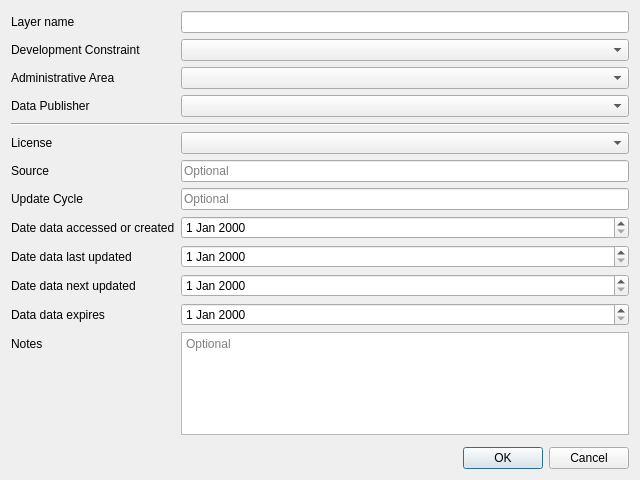
This is src/gui/qt5/dlgs/qt_designer/qt_files/add_constraint.ui in GeographyJames/constraints_db as Qt 5 draws it before an edit. The edited form follows.
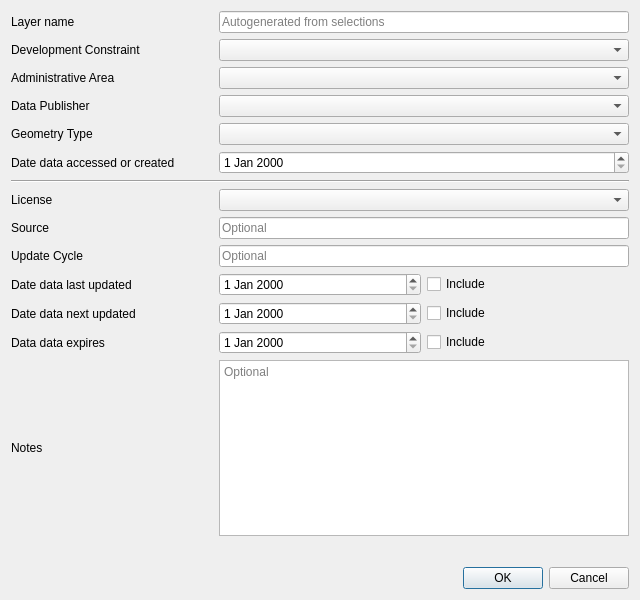
This is the edited form.

Commit message: Made good progress with data input for constraint layers.

```diff
--- a/src/gui/qt5/dlgs/qt_designer/qt_files/add_constraint.ui
+++ b/src/gui/qt5/dlgs/qt_designer/qt_files/add_constraint.ui
@@ -7,103 +7,144 @@
     <x>0</x>
     <y>0</y>
     <width>640</width>
-    <height>480</height>
+    <height>600</height>
    </rect>
   </property>
   <property name="windowTitle">
    <string>Add Constraint</string>
   </property>
-  <layout class="QFormLayout" name="formLayout">
-   <item row="0" column="0">
-    <widget class="QLabel" name="label">
-     <property name="text">
-      <string>Layer name</string>
-     </property>
-    </widget>
+  <layout class="QGridLayout" name="gridLayout">
+   <item row="11" column="1">
+    <widget class="QDateEdit" name="LastUpdatedDE"/>
    </item>
-   <item row="0" column="1">
-    <widget class="QLineEdit" name="LayerNameLE"/>
-   </item>
-   <item row="1" column="0">
-    <widget class="QLabel" name="label_2">
-     <property name="text">
-      <string>Development Constraint</string>
-     </property>
-    </widget>
-   </item>
-   <item row="1" column="1">
-    <widget class="QComboBox" name="DevelopmentConstraintCB"/>
-   </item>
-   <item row="2" column="0">
-    <widget class="QLabel" name="label_3">
-     <property name="text">
-      <string>Administrative Area</string>
-     </property>
-    </widget>
-   </item>
-   <item row="2" column="1">
-    <widget class="QComboBox" name="AdministrativeAreaCB"/>
-   </item>
-   <item row="3" column="0">
-    <widget class="QLabel" name="label_4">
-     <property name="text">
-      <string>Data Publisher</string>
-     </property>
-    </widget>
-   </item>
-   <item row="3" column="1">
+   <item row="4" column="1" colspan="2">
     <widget class="QComboBox" name="DataPublisherCB"/>
    </item>
-   <item row="4" column="0" colspan="2">
-    <widget class="Line" name="line">
-     <property name="orientation">
-      <enum>Qt::Horizontal</enum>
-     </property>
-    </widget>
-   </item>
-   <item row="5" column="0">
-    <widget class="QLabel" name="label_5">
-     <property name="text">
-      <string>License</string>
-     </property>
-    </widget>
-   </item>
-   <item row="5" column="1">
-    <widget class="QComboBox" name="LicenseCB">
-     <property name="placeholderText">
-      <string>Optional</string>
-     </property>
-    </widget>
-   </item>
-   <item row="6" column="0">
+   <item row="9" column="0">
     <widget class="QLabel" name="label_6">
      <property name="text">
       <string>Source</string>
      </property>
     </widget>
    </item>
-   <item row="6" column="1">
+   <item row="14" column="1" colspan="2">
+    <widget class="QTextEdit" name="NotesTE">
+     <property name="placeholderText">
+      <string>Optional</string>
+     </property>
+    </widget>
+   </item>
+   <item row="16" column="0" colspan="3">
+    <widget class="QDialogButtonBox" name="buttonBox">
+     <property name="orientation">
+      <enum>Qt::Horizontal</enum>
+     </property>
+     <property name="standardButtons">
+      <set>QDialogButtonBox::Cancel|QDialogButtonBox::Ok</set>
+     </property>
+    </widget>
+   </item>
+   <item row="11" column="0">
+    <widget class="QLabel" name="label_9">
+     <property name="text">
+      <string>Date data last updated</string>
+     </property>
+    </widget>
+   </item>
+   <item row="6" column="0">
+    <widget class="QLabel" name="label_8">
+     <property name="text">
+      <string>Date data accessed or created</string>
+     </property>
+    </widget>
+   </item>
+   <item row="13" column="1">
+    <widget class="QDateEdit" name="ExpiresDE"/>
+   </item>
+   <item row="4" column="0">
+    <widget class="QLabel" name="label_4">
+     <property name="text">
+      <string>Data Publisher</string>
+     </property>
+    </widget>
+   </item>
+   <item row="9" column="1" colspan="2">
     <widget class="QLineEdit" name="SourceLE">
      <property name="placeholderText">
       <string>Optional</string>
      </property>
     </widget>
    </item>
-   <item row="7" column="0">
+   <item row="2" column="1" colspan="2">
+    <widget class="QComboBox" name="DevelopmentConstraintCB"/>
+   </item>
+   <item row="14" column="0">
+    <widget class="QLabel" name="label_12">
+     <property name="text">
+      <string>Notes</string>
+     </property>
+    </widget>
+   </item>
+   <item row="10" column="1" colspan="2">
+    <widget class="QLineEdit" name="UpdateCycleLE">
+     <property name="placeholderText">
+      <string>Optional</string>
+     </property>
+    </widget>
+   </item>
+   <item row="10" column="0">
     <widget class="QLabel" name="label_7">
      <property name="text">
       <string>Update Cycle</string>
      </property>
     </widget>
    </item>
-   <item row="7" column="1">
-    <widget class="QLineEdit" name="UpdateCycleLE">
+   <item row="13" column="0">
+    <widget class="QLabel" name="label_11">
+     <property name="text">
+      <string>Data data expires</string>
+     </property>
+    </widget>
+   </item>
+   <item row="11" column="2">
+    <widget class="QCheckBox" name="LastUpdatedCB">
+     <property name="text">
+      <string>Include</string>
+     </property>
+    </widget>
+   </item>
+   <item row="2" column="0">
+    <widget class="QLabel" name="label_2">
+     <property name="text">
+      <string>Development Constraint</string>
+     </property>
+    </widget>
+   </item>
+   <item row="3" column="0">
+    <widget class="QLabel" name="label_3">
+     <property name="text">
+      <string>Administrative Area</string>
+     </property>
+    </widget>
+   </item>
+   <item row="0" column="1" colspan="2">
+    <widget class="QLineEdit" name="LayerNameLE">
+     <property name="readOnly">
+      <bool>true</bool>
+     </property>
      <property name="placeholderText">
-      <string>Optional</string>
+      <string>Autogenerated from selections</string>
      </property>
     </widget>
    </item>
-   <item row="14" column="0">
+   <item row="0" column="0">
+    <widget class="QLabel" name="label">
+     <property name="text">
+      <string>Layer name</string>
+     </property>
+    </widget>
+   </item>
+   <item row="15" column="0">
     <spacer name="verticalSpacer">
      <property name="orientation">
       <enum>Qt::Vertical</enum>
@@ -116,67 +157,64 @@
      </property>
     </spacer>
    </item>
-   <item row="15" column="0" colspan="2">
-    <widget class="QDialogButtonBox" name="buttonBox">
-     <property name="orientation">
-      <enum>Qt::Horizontal</enum>
-     </property>
-     <property name="standardButtons">
-      <set>QDialogButtonBox::Cancel|QDialogButtonBox::Ok</set>
-     </property>
-    </widget>
-   </item>
-   <item row="8" column="0">
-    <widget class="QLabel" name="label_8">
+   <item row="12" column="2">
+    <widget class="QCheckBox" name="NextUpdateCB">
      <property name="text">
-      <string>Date data accessed or created</string>
+      <string>Include</string>
      </property>
     </widget>
    </item>
-   <item row="8" column="1">
-    <widget class="QDateEdit" name="AccessedCreatedDE"/>
-   </item>
-   <item row="9" column="0">
-    <widget class="QLabel" name="label_9">
-     <property name="text">
-      <string>Date data last updated</string>
-     </property>
-    </widget>
-   </item>
-   <item row="9" column="1">
-    <widget class="QDateEdit" name="LastUpdatedDE"/>
-   </item>
-   <item row="10" column="0">
+   <item row="12" column="0">
     <widget class="QLabel" name="label_10">
      <property name="text">
       <string>Date data next updated</string>
      </property>
     </widget>
    </item>
-   <item row="10" column="1">
-    <widget class="QDateEdit" name="NextUpdateDE"/>
-   </item>
-   <item row="11" column="0">
-    <widget class="QLabel" name="label_11">
-     <property name="text">
-      <string>Data data expires</string>
+   <item row="8" column="1" colspan="2">
+    <widget class="QComboBox" name="LicenseCB">
+     <property name="placeholderText">
+      <string>Optional</string>
      </property>
     </widget>
    </item>
-   <item row="11" column="1">
-    <widget class="QDateEdit" name="ExpiresDE"/>
-   </item>
    <item row="12" column="1">
-    <widget class="QTextEdit" name="NotesTE">
-     <property name="placeholderText">
-      <string>Optional</string>
+    <widget class="QDateEdit" name="NextUpdateDE"/>
+   </item>
+   <item row="3" column="1" colspan="2">
+    <widget class="QComboBox" name="AdministrativeAreaCB"/>
+   </item>
+   <item row="13" column="2">
+    <widget class="QCheckBox" name="ExpiresCB">
+     <property name="text">
+      <string>Include</string>
      </property>
     </widget>
    </item>
-   <item row="12" column="0">
-    <widget class="QLabel" name="label_12">
+   <item row="8" column="0">
+    <widget class="QLabel" name="label_5">
      <property name="text">
-      <string>Notes</string>
+      <string>License</string>
+     </property>
+    </widget>
+   </item>
+   <item row="7" column="0" colspan="3">
+    <widget class="Line" name="line">
+     <property name="orientation">
+      <enum>Qt::Horizontal</enum>
+     </property>
+    </widget>
+   </item>
+   <item row="5" column="1" colspan="2">
+    <widget class="QComboBox" name="GeomTypeCB"/>
+   </item>
+   <item row="6" column="1" colspan="2">
+    <widget class="QDateEdit" name="AccessedCreatedDE"/>
+   </item>
+   <item row="5" column="0">
+    <widget class="QLabel" name="label_13">
+     <property name="text">
+      <string>Geometry Type</string>
      </property>
     </widget>
    </item>
```
The commit also changes 10 other files.
